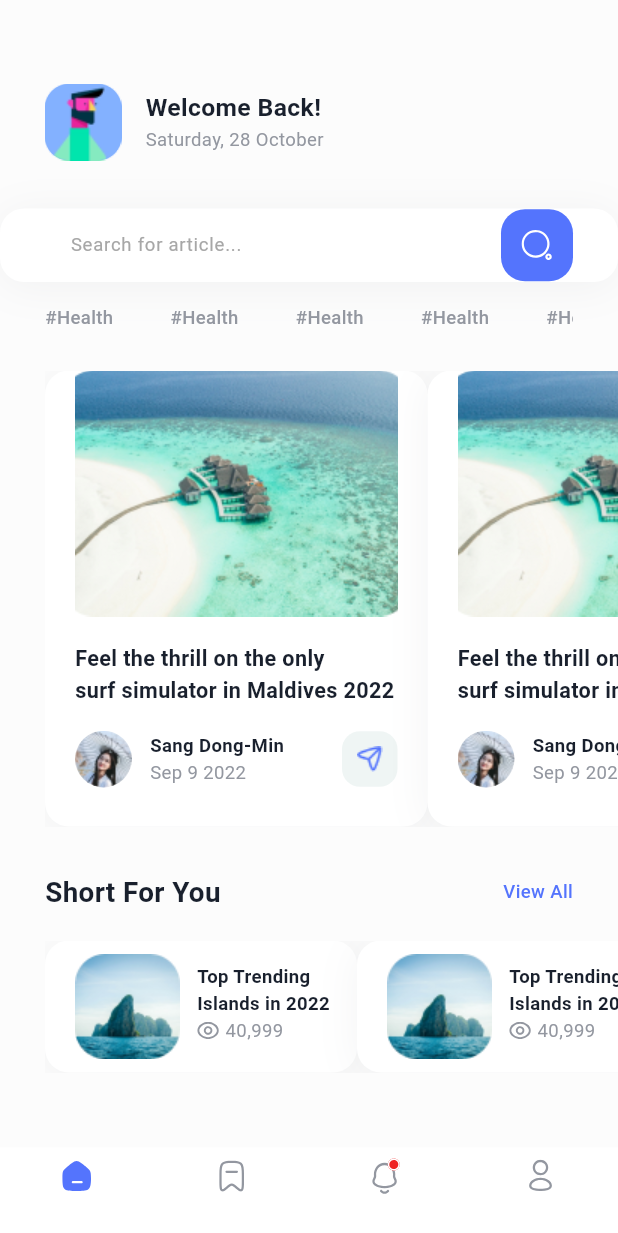
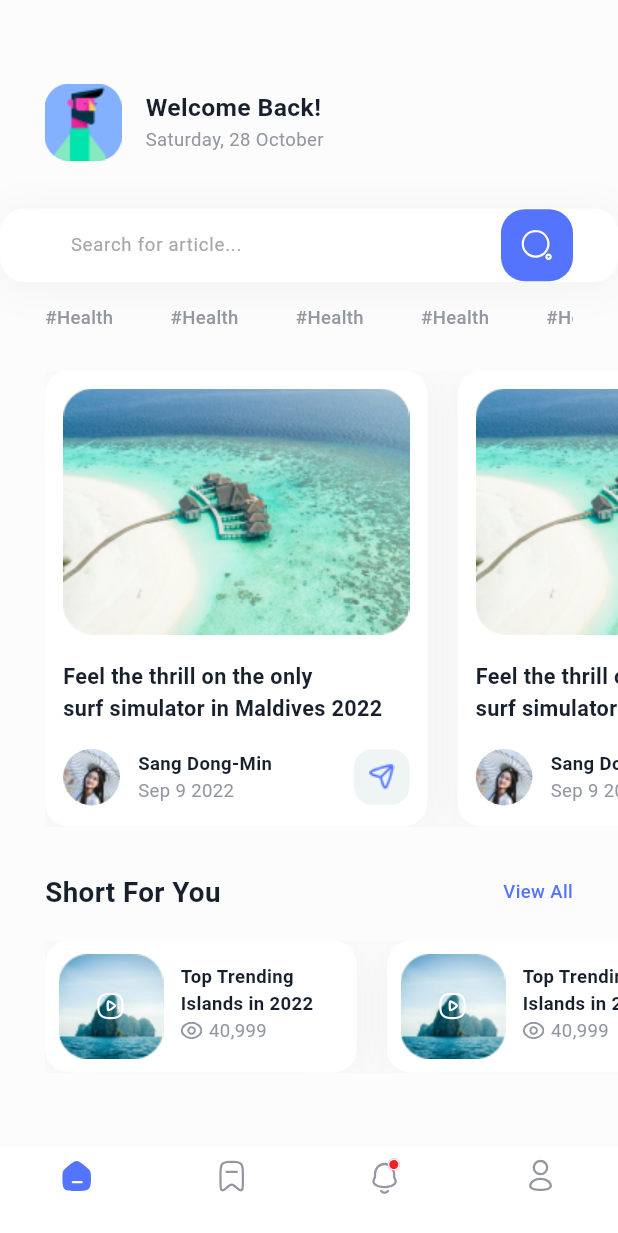
Before and after one commit to AEG14/travel_news_app_gimenez, a Flutter app: the screen it shows after launch, on a phone screen of 412 x 824 dp. Shown: the top 1233 px of the screen. Run offline on Flutter 3.47's test engine with Material 2 defaults, Android fonts, the phone set to English and light mode, and no system bars; our stand-ins replace flutter_svg; Roboto replaces fonts that are missing (Gellix).

Commit message:
Still no model data yet, designing pages first

```diff
--- a/lib/pages/my_home_page.dart
+++ b/lib/pages/my_home_page.dart
@@ -2,6 +2,7 @@ import 'package:flutter/material.dart';
 import 'package:flutter_svg/flutter_svg.dart';
 import '../app_styles.dart';
 import '../size_config.dart';
+import '../widgets/bot_nav_bar_card.dart';
 // import 'package:flutter_svg/flutter_svg.dart';
 
 class MyHomePage extends StatefulWidget {
@@ -24,42 +25,8 @@ class _MyHomePageState extends State<MyHomePage> {
   Widget build(BuildContext context) {
     SizeConfig().init(context);
     return Scaffold(
-      bottomNavigationBar: BottomNavigationBar(
-        elevation: 0,
-        type: BottomNavigationBarType.fixed,
-        backgroundColor: tWhite,
-        items: <BottomNavigationBarItem>[
-          BottomNavigationBarItem(
-            icon: _selectedIndex == 0
-                ? SvgPicture.asset('assets/images/home_selected_icon.svg')
-                : SvgPicture.asset('assets/images/home_unselected_icon.svg'),
-            label: '',
-          ),
-          BottomNavigationBarItem(
-            icon: _selectedIndex == 1
-                ? SvgPicture.asset('assets/images/bookmark_selected_icon.svg')
-                : SvgPicture.asset(
-                    'assets/images/bookmark_unselected_icon.svg'),
-            label: '',
-          ),
-          BottomNavigationBarItem(
-            icon: _selectedIndex == 2
-                ? SvgPicture.asset(
-                    'assets/images/notification_selected_icon.svg')
-                : SvgPicture.asset(
-                    'assets/images/notification_unselected_icon.svg'),
-            label: '',
-          ),
-          BottomNavigationBarItem(
-            icon: _selectedIndex == 3
-                ? SvgPicture.asset('assets/images/profile_selected_icon.svg')
-                : SvgPicture.asset('assets/images/profile_unselected_icon.svg'),
-            label: '',
-          ),
-        ],
-        currentIndex: _selectedIndex,
-        onTap: _onItemTapped,
-      ),
+      bottomNavigationBar: BotNavBarCard(
+          selectedIndex: _selectedIndex, onItemTapped: _onItemTapped),
       backgroundColor: tWhite2,
       body: SafeArea(
         child: ListView(
@@ -187,8 +154,9 @@ class _MyHomePageState extends State<MyHomePage> {
                     itemCount: 10,
                     shrinkWrap: true,
                     itemBuilder: (context, index) {
-                      return Container(
-                        padding: const EdgeInsets.symmetric(horizontal: 20),
+                      return Padding(
+                        padding: const EdgeInsets.only(right: 20.0),
+                        child: Container(
                           height: 304,
                           width: 255,
                           decoration: BoxDecoration(
@@ -201,6 +169,8 @@ class _MyHomePageState extends State<MyHomePage> {
                                     blurRadius: 24.0,
                                     spreadRadius: 0.0)
                               ]),
+                          child: Padding(
+                            padding: const EdgeInsets.all(12),
                             child: Column(
                               children: [
                                 Container(
@@ -208,7 +178,8 @@ class _MyHomePageState extends State<MyHomePage> {
                                   decoration: BoxDecoration(
                                     borderRadius: BorderRadius.circular(16),
                                   ),
-                              child: Image.asset('assets/images/Travel1.png',
+                                  child: Image.asset(
+                                      'assets/images/Travel1.png',
                                       fit: BoxFit.cover),
                                 ),
                                 const SizedBox(height: 18),
@@ -217,13 +188,15 @@ class _MyHomePageState extends State<MyHomePage> {
                                   'Feel the thrill on the only               surf simulator in Maldives 2022',
                                   style: tGellixSemiBold.copyWith(
                                       fontSize:
-                                      SizeConfig.blockSizeHorizontal! * 3.5),
+                                          SizeConfig.blockSizeHorizontal! *
+                                              3.5),
                                   maxLines: 2,
                                   overflow: TextOverflow.ellipsis,
                                 )),
                                 const SizedBox(height: 16),
                                 Row(
-                              mainAxisAlignment: MainAxisAlignment.spaceBetween,
+                                  mainAxisAlignment:
+                                      MainAxisAlignment.spaceBetween,
                                   children: [
                                     Row(
                                       children: [
@@ -270,7 +243,8 @@ class _MyHomePageState extends State<MyHomePage> {
                                       width: 37,
                                       padding: EdgeInsets.all(10),
                                       decoration: BoxDecoration(
-                                      borderRadius: BorderRadius.circular(12),
+                                          borderRadius:
+                                              BorderRadius.circular(12),
                                           color: tWhite3),
                                       child: Image.asset(
                                         'assets/images/message.png',
@@ -280,6 +254,8 @@ class _MyHomePageState extends State<MyHomePage> {
                                   ],
                                 ),
                               ],
+                            ),
+                          ),
                         ),
                       );
                     },
@@ -317,8 +293,9 @@ class _MyHomePageState extends State<MyHomePage> {
                     itemCount: 10,
                     shrinkWrap: true,
                     itemBuilder: (context, index) {
-                      return Container(
-                        padding: const EdgeInsets.symmetric(horizontal: 20),
+                      return Padding(
+                        padding: const EdgeInsets.only(right: 20),
+                        child: Container(
                           height: 88,
                           width: 208,
                           decoration: BoxDecoration(
@@ -334,20 +311,32 @@ class _MyHomePageState extends State<MyHomePage> {
                           child: Row(
                             crossAxisAlignment: CrossAxisAlignment.center,
                             children: [
+                              SizedBox(width: 9),
                               Container(
                                 height: 70,
                                 width: 70,
                                 decoration: BoxDecoration(
                                   borderRadius: BorderRadius.circular(16),
                                 ),
-                              child: Image.asset('assets/images/Iceberg.png',
+                                child: Stack(
+                                  children: [
+                                    Image.asset('assets/images/Iceberg.png',
                                         fit: BoxFit.cover),
+                                    Center(
+                                      child: SvgPicture.asset(
+                                          'assets/images/play_icon.svg',
+                                          fit: BoxFit.cover),
+                                    )
+                                  ],
+                                ),
                               ),
                               SizedBox(
                                 width: 11.35,
                               ),
                               Padding(
-                              padding: const EdgeInsets.symmetric(vertical: 15),
+                                padding:
+                                    const EdgeInsets.symmetric(vertical: 15),
+                                child: Flexible(
                                   child: Column(
                                     mainAxisAlignment:
                                         MainAxisAlignment.spaceBetween,
@@ -355,7 +344,8 @@ class _MyHomePageState extends State<MyHomePage> {
                                       Column(
                                         crossAxisAlignment:
                                             CrossAxisAlignment.start,
-                                    mainAxisAlignment: MainAxisAlignment.center,
+                                        mainAxisAlignment:
+                                            MainAxisAlignment.center,
                                         children: [
                                           Column(
                                             crossAxisAlignment:
@@ -408,11 +398,16 @@ class _MyHomePageState extends State<MyHomePage> {
                                     ],
                                   ),
                                 ),
+                              ),
                             ],
+                          ),
                         ),
                       );
                     },
                   )),
+            ),
+            SizedBox(
+              height: 24,
             ),
           ],
         ),
--- /dev/null
+++ b/lib/pages/travel_details_page.dart
@@ -0,0 +1,32 @@
+import 'package:flutter/material.dart';
+import 'package:flutter_svg/flutter_svg.dart';
+import '../app_styles.dart';
+import '../size_config.dart';
+import '../widgets/bot_nav_bar_card.dart';
+
+class TravelDetailsPage extends StatefulWidget {
+  const TravelDetailsPage({Key? key}) : super(key: key);
+
+  @override
+  State<TravelDetailsPage> createState() => _TravelDetailsPageState();
+}
+
+class _TravelDetailsPageState extends State<TravelDetailsPage> {
+  int _selectedIndex = 0;
+
+  void _onItemTapped(int index) {
+    setState(() {
+      _selectedIndex = index;
+    });
+  }
+
+  @override
+  Widget build(BuildContext context) {
+    SizeConfig().init(context);
+    return Scaffold(
+        bottomNavigationBar: BotNavBarCard(
+            selectedIndex: _selectedIndex, onItemTapped: _onItemTapped),
+        backgroundColor: tWhite2,
+        body: SafeArea(child: ListView(children: [])));
+  }
+}
--- /dev/null
+++ b/lib/widgets/bot_nav_bar_card.dart
@@ -0,0 +1,53 @@
+import 'package:flutter/material.dart';
+import 'package:flutter_svg/flutter_svg.dart';
+
+import '../app_styles.dart';
+
+class BotNavBarCard extends StatelessWidget {
+  final int selectedIndex;
+  final void Function(int) onItemTapped;
+
+  BotNavBarCard({
+    required this.selectedIndex,
+    required this.onItemTapped,
+  });
+
+  @override
+  Widget build(BuildContext context) {
+    return BottomNavigationBar(
+      elevation: 0,
+      type: BottomNavigationBarType.fixed,
+      backgroundColor: tWhite,
+      items: <BottomNavigationBarItem>[
+        BottomNavigationBarItem(
+          icon: selectedIndex == 0
+              ? SvgPicture.asset('assets/images/home_selected_icon.svg')
+              : SvgPicture.asset('assets/images/home_unselected_icon.svg'),
+          label: '',
+        ),
+        BottomNavigationBarItem(
+          icon: selectedIndex == 1
+              ? SvgPicture.asset('assets/images/bookmark_selected_icon.svg')
+              : SvgPicture.asset('assets/images/bookmark_unselected_icon.svg'),
+          label: '',
+        ),
+        BottomNavigationBarItem(
+          icon: selectedIndex == 2
+              ? SvgPicture.asset('assets/images/notification_selected_icon.svg')
+              : SvgPicture.asset(
+                  'assets/images/notification_unselected_icon.svg'),
+          label: '',
+        ),
+        BottomNavigationBarItem(
+          icon: selectedIndex == 3
+              ? SvgPicture.asset('assets/images/profile_selected_icon.svg')
+              : SvgPicture.asset('assets/images/profile_unselected_icon.svg'),
+          label: '',
+        ),
+      ],
+      currentIndex: selectedIndex,
+      onTap: onItemTapped,
+      // Adjust the height as needed
+    );
+  }
+}
```
Also changed, not shown: lib/pages/user_timeline_page.dart (added). Lines whose indentation alone changed are shown as unchanged.
